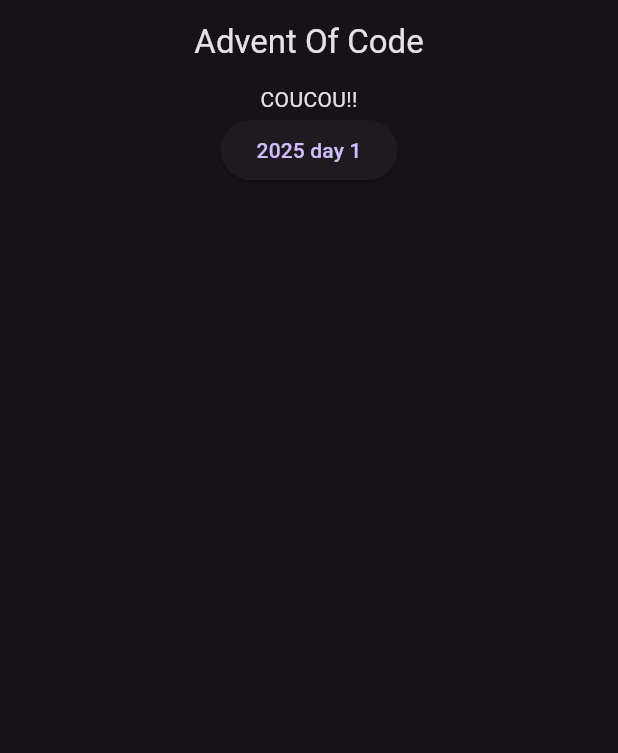
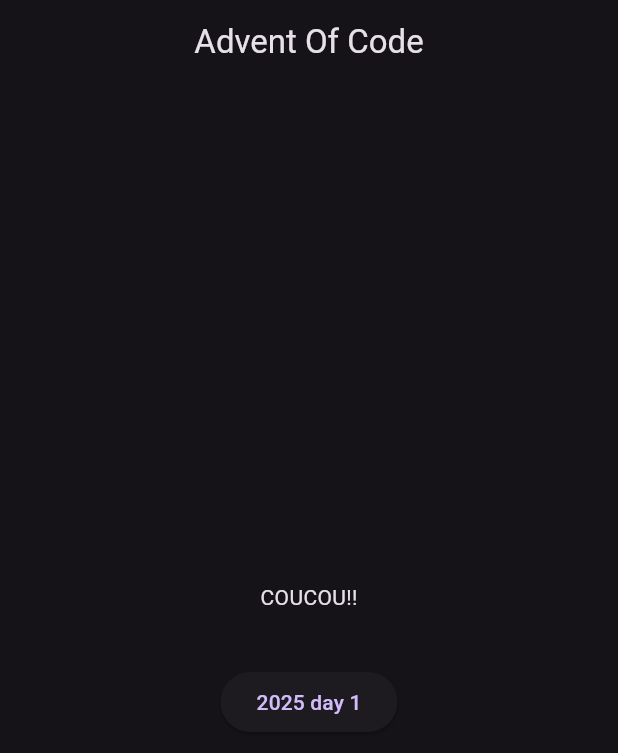
Before and after one commit to Alt257/AdventOfCode_flutter, a Flutter app: the screen it shows after launch, on a phone screen of 412 x 824 dp. Shown: the top 753 px of the screen. Run offline on Flutter 3.47's test engine with Material 3 defaults, Android fonts, the phone set to English and light mode, and no system bars; our stand-ins replace bloc, dio, flutter_bloc, flutter_dotenv, freezed_annotation, go_router.

Commit message:
center home page body

```diff
--- a/lib/view/page/home.dart
+++ b/lib/view/page/home.dart
@@ -14,6 +14,8 @@
 
       body: Center(
         child: Column(
+          mainAxisAlignment: MainAxisAlignment.center,
+          spacing: 36,
           children: [
             Text('COUCOU!!'),
             ElevatedButton(
```
